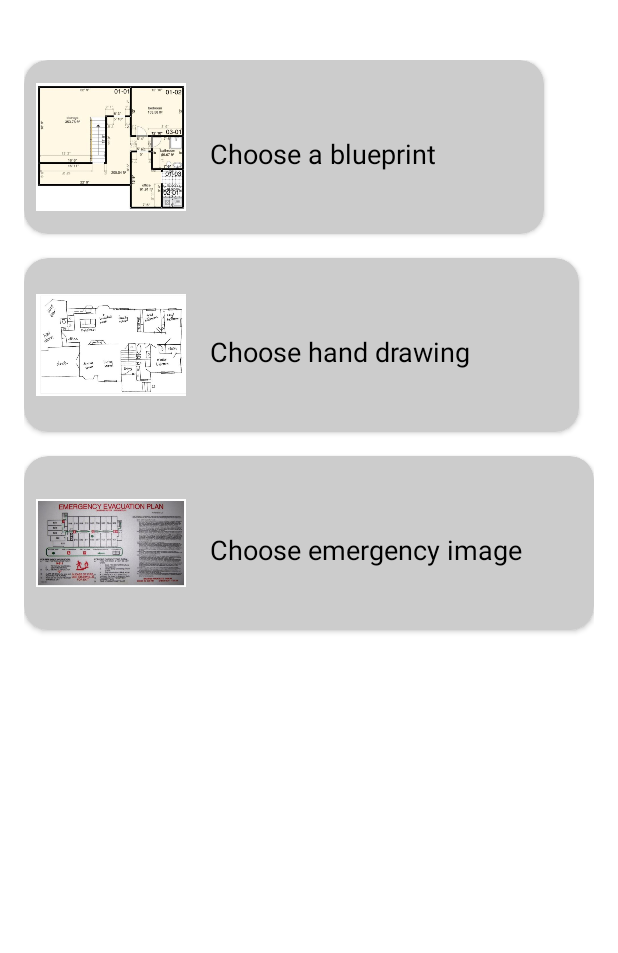
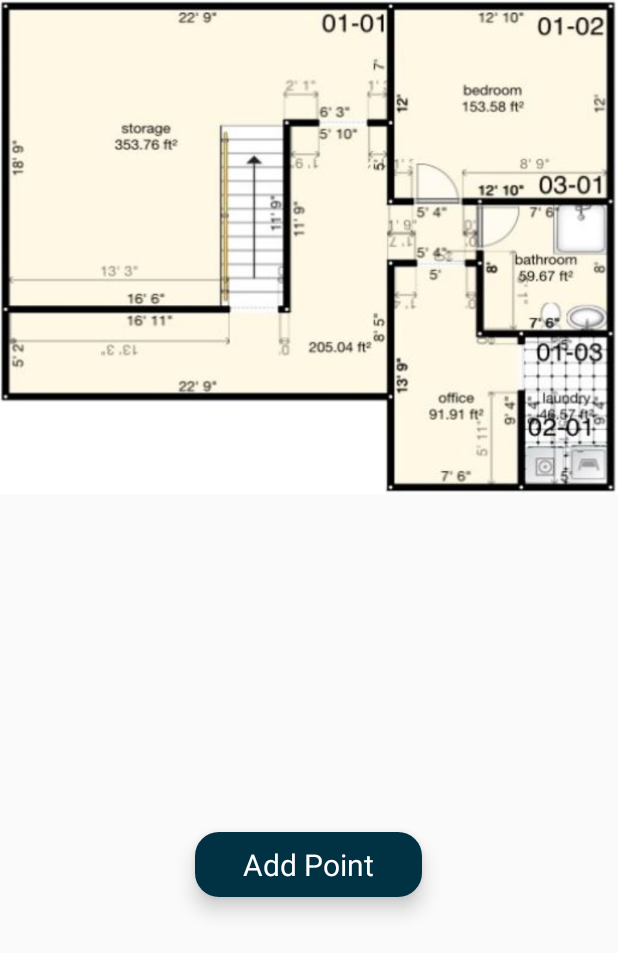
Before and after one commit to timmelcherson/AppDemo, an Android app: the ImagePickerActivity screen opened directly, with no data from a screen before it, after a tap on "Choose a blueprint", on a phone screen of 412 x 824 dp. Shown: the top 953 px of the screen. Run offline under Robolectric (Android 15) with nearby library versions, the phone set to English and light mode, and no system bars.

```diff
--- a/app/src/main/java/com/example/appdemo/AddOverlayActivity.java
+++ b/app/src/main/java/com/example/appdemo/AddOverlayActivity.java
@@ -1,14 +1,108 @@
 package com.example.appdemo;
 
 import androidx.appcompat.app.AppCompatActivity;
+import androidx.fragment.app.FragmentTransaction;
 
+import android.content.Context;
+import android.content.res.Configuration;
 import android.os.Bundle;
+import android.util.DisplayMetrics;
+import android.util.Log;
+import android.view.Display;
+import android.view.View;
+import android.view.ViewTreeObserver;
+import android.view.Window;
+import android.view.WindowManager;
+import android.widget.ImageView;
+import android.widget.TextView;
+import android.widget.Toast;
 
-public class AddOverlayActivity extends AppCompatActivity {
+import static com.example.appdemo.utils.Constants.ADD_OVERLAY_INTENT_KEY;
+import static com.example.appdemo.utils.Constants.OVERLAY_DIALOG_EXTRA_IMAGE_HEIGHT;
+import static com.example.appdemo.utils.Constants.OVERLAY_DIALOG_EXTRA_IMAGE_WIDTH;
+import static com.example.appdemo.utils.Constants.OVERLAY_DIALOG_TAG;
+
+public class AddOverlayActivity extends AppCompatActivity implements View.OnClickListener{
+
+    public static final String TAG = "TAG";
+
+    private int mDrawableId, mOverlayImageWidth, mOverlayImageHeight, mScreenOrientation;
+    private ImageView mOverlayImage;
+    private TextView mOverlayActionAddPoint;
+
 
     @Override
     protected void onCreate(Bundle savedInstanceState) {
         super.onCreate(savedInstanceState);
-        setContentView(R.layout.activity_add_overlay);
+
+        requestWindowFeature(Window.FEATURE_NO_TITLE);
+        this.getWindow().setFlags(WindowManager.LayoutParams.FLAG_FULLSCREEN, WindowManager.LayoutParams.FLAG_FULLSCREEN);
+
+        mScreenOrientation = getResources().getConfiguration().orientation;
+        if (mScreenOrientation == Configuration.ORIENTATION_PORTRAIT)
+            setContentView(R.layout.activity_add_overlay_portrait);
+
+        if (mScreenOrientation == Configuration.ORIENTATION_LANDSCAPE)
+            setContentView(R.layout.activity_add_overlay_landscape);
+
+        mOverlayImage = findViewById(R.id.overlay_image);
+        mOverlayActionAddPoint = findViewById(R.id.overlay_action_add_point);
+        mOverlayActionAddPoint.setOnClickListener(this);
+
+            getIncomingIntent();
+    }
+
+    private void getIncomingIntent() {
+
+        if (getIntent().hasExtra(ADD_OVERLAY_INTENT_KEY)) {
+            mDrawableId = getIntent().getIntExtra(ADD_OVERLAY_INTENT_KEY, 0);
+            mOverlayImage.setImageResource(mDrawableId);
+        }
+
+        detectScreenDimens();
+    }
+
+    @Override
+    public void onClick(View v) {
+
+        switch (v.getId()) {
+
+            case R.id.overlay_action_add_point:
+                OverlayDialog dialog = new OverlayDialog();
+                Bundle b = new Bundle();
+                b.putInt(OVERLAY_DIALOG_EXTRA_IMAGE_WIDTH, mOverlayImageWidth);
+                b.putInt(OVERLAY_DIALOG_EXTRA_IMAGE_HEIGHT, mOverlayImageHeight);
+                dialog.setArguments(b);
+                FragmentTransaction ft = getSupportFragmentManager().beginTransaction();
+                dialog.show(ft, OVERLAY_DIALOG_TAG);
+                break;
+        }
+    }
+
+
+    private void detectScreenDimens() {
+        WindowManager wm = (WindowManager)getSystemService(Context.WINDOW_SERVICE);
+        Display display = wm.getDefaultDisplay();
+        DisplayMetrics metrics = new DisplayMetrics();
+        display.getMetrics(metrics);
+        int width = metrics.widthPixels;
+        int height = metrics.heightPixels;
+
+        Log.d(TAG, "detectScreenDimens: width of screen: " + width);
+        Log.d(TAG, "detectScreenDimens: height of screen: " + height);
+
+        ViewTreeObserver viewTreeObserver = mOverlayImage.getViewTreeObserver();
+        if (viewTreeObserver.isAlive()) {
+            viewTreeObserver.addOnGlobalLayoutListener(new ViewTreeObserver.OnGlobalLayoutListener() {
+                @Override
+                public void onGlobalLayout() {
+                    mOverlayImage.getViewTreeObserver().removeOnGlobalLayoutListener(this);
+                    mOverlayImageWidth = mOverlayImage.getWidth();
+                    mOverlayImageHeight = mOverlayImage.getHeight();
+                    Log.d(TAG, "onGlobalLayout: viewWidth: " + mOverlayImageWidth);
+                    Log.d(TAG, "onGlobalLayout: viewHeight" + mOverlayImageHeight);
+                }
+            });
+        }
     }
 }
--- a/app/src/main/java/com/example/appdemo/ImagePickerActivity.java
+++ b/app/src/main/java/com/example/appdemo/ImagePickerActivity.java
@@ -12,6 +12,7 @@ import android.view.ViewTreeObserver;
 import android.widget.Toast;
 
 import com.example.appdemo.animationutils.CustomAnimations;
+import com.example.appdemo.utils.Constants;
 
 import java.util.ArrayList;
 import java.util.List;
@@ -41,8 +42,8 @@ public class ImagePickerActivity extends AppCompatActivity implements ImagePicke
         mCustomAnimations = new CustomAnimations();
 
         mItemList.add(new ImageItem(R.drawable.blueprint_1, getString(R.string.image_item_blueprint_title)));
-        mItemList.add(new ImageItem(R.drawable.handdrawn_1, getString(R.string.image_item_hand_drawn_title)));
-        mItemList.add(new ImageItem(R.drawable.emergency_1, getString(R.string.image_item_emergency_title)));
+        mItemList.add(new ImageItem(R.drawable.hand_draw_1, getString(R.string.image_item_hand_drawn_title)));
+        mItemList.add(new ImageItem(R.drawable.emergency, getString(R.string.image_item_emergency_title)));
         Log.d(TAG, "onCreate: list is this size: " + mItemList.size());
 
         if (savedInstanceState == null) {
@@ -85,13 +86,23 @@ public class ImagePickerActivity extends AppCompatActivity implements ImagePicke
     @Override
     public void onItemClick(int position) {
 
-        Toast.makeText(this, "Clicked card of: " + mItemList.get(position), Toast.LENGTH_SHORT).show();
+        Intent intent = new Intent(this, AddOverlayActivity.class);
+        intent.putExtra(Constants.ADD_OVERLAY_INTENT_KEY, mItemList.get(position).getImageResource());
+        Log.d(TAG, "sending int: " + mItemList.get(position).getImageResource());
+        startActivity(intent);
 
-        // TODO: Start intent with intended image type and start creating the overlay thing
-
-        switch (position) {
-
-        }
+//        switch (position) {
+//
+//            case 0:
+//                intent.putExtra(Constants.ADD_OVERLAY_INTENT_BLUEPRINT, mItemList.get(position).getImageResource());
+//                break;
+//            case 1:
+//                intent.putExtra(Constants.ADD_OVERLAY_INTENT_HAND_DRAWING, mItemList.get(position).getImageResource());
+//                break;
+//            case 2:
+//                intent.putExtra(Constants.ADD_OVERLAY_INTENT_EMERGENCY, mItemList.get(position).getImageResource());
+//                break;
+//        }
     }
 
 }
--- /dev/null
+++ b/app/src/main/res/drawable/action_button_bg.xml
@@ -0,0 +1,9 @@
+<?xml version="1.0" encoding="utf-8"?>
+<selector xmlns:android="http://schemas.android.com/apk/res/android">
+    <item>
+        <shape android:shape="rectangle">
+            <solid android:color="#013243" />
+            <corners android:radius="16dp" />
+        </shape>
+    </item>
+</selector>
--- /dev/null
+++ b/app/src/main/res/layout/activity_add_overlay_portrait.xml
@@ -0,0 +1,56 @@
+<?xml version="1.0" encoding="utf-8"?>
+<androidx.constraintlayout.widget.ConstraintLayout xmlns:android="http://schemas.android.com/apk/res/android"
+    xmlns:app="http://schemas.android.com/apk/res-auto"
+    xmlns:tools="http://schemas.android.com/tools"
+    android:layout_width="match_parent"
+    android:layout_height="match_parent"
+    tools:context=".AddOverlayActivity">
+
+    <FrameLayout
+        android:layout_width="match_parent"
+        android:layout_height="0dp"
+        app:layout_constraintBottom_toTopOf="@+id/overlay_bottom_guide"
+        app:layout_constraintStart_toStartOf="parent"
+        app:layout_constraintEnd_toEndOf="parent"
+        app:layout_constraintTop_toTopOf="parent">
+
+        <ImageView
+            android:id="@+id/overlay_image"
+            android:layout_width="match_parent"
+            android:layout_height="match_parent"
+            android:scaleType="fitXY" />
+
+    </FrameLayout>
+
+    <androidx.constraintlayout.widget.Guideline
+        android:id="@+id/overlay_bottom_guide"
+        android:layout_width="wrap_content"
+        android:layout_height="wrap_content"
+        android:orientation="horizontal"
+        app:layout_constraintGuide_percent="0.4"/>
+
+    <LinearLayout
+        android:layout_width="match_parent"
+        android:layout_height="0dp"
+        android:orientation="vertical"
+        app:layout_constraintTop_toBottomOf="@+id/overlay_bottom_guide"
+        app:layout_constraintBottom_toBottomOf="parent"
+        android:gravity="center">
+
+        <TextView
+            android:id="@+id/overlay_action_add_point"
+            android:layout_width="wrap_content"
+            android:layout_height="wrap_content"
+            android:text="Add Point"
+            android:background="@drawable/action_button_bg"
+            android:paddingTop="8dp"
+            android:paddingBottom="8dp"
+            android:paddingStart="32dp"
+            android:paddingEnd="32dp"
+            android:textSize="20sp"
+            android:elevation="8dp"
+            android:textColor="#FFF"/>
+
+    </LinearLayout>
+
+</androidx.constraintlayout.widget.ConstraintLayout>
--- a/app/src/main/res/layout/image_item_card.xml
+++ b/app/src/main/res/layout/image_item_card.xml
@@ -2,18 +2,20 @@
 <androidx.cardview.widget.CardView xmlns:android="http://schemas.android.com/apk/res/android"
     xmlns:app="http://schemas.android.com/apk/res-auto"
     android:id="@+id/image_item_card"
-    android:layout_width="wrap_content"
+    android:layout_width="match_parent"
     android:layout_height="wrap_content"
-    android:elevation="16dp"
+    android:elevation="0dp"
+    app:cardElevation="0dp"
     android:layout_marginBottom="16dp"
-    app:cardCornerRadius="16dp"
-    android:backgroundTint="#CCC">
+    app:cardCornerRadius="16dp">
 
 
     <androidx.constraintlayout.widget.ConstraintLayout
-        android:layout_width="wrap_content"
+        android:layout_width="match_parent"
         android:layout_height="wrap_content"
-        android:padding="8dp">
+        android:padding="8dp"
+        android:layout_marginEnd="64dp"
+        android:background="@drawable/card_bg">
 
         <ImageView
             android:id="@+id/image_item_src"
--- a/app/src/main/res/values/styles.xml
+++ b/app/src/main/res/values/styles.xml
@@ -17,4 +17,10 @@
 
     </style>
 
+    <style name="OverlayDialogStyle" parent="Theme.MaterialComponents.Dialog">
+        <item name="android:windowNoTitle">true</item>
+        <item name="android:windowFullscreen">true</item>
+        <item name="android:windowIsFloating">true</item>
+        <item name="android:windowBackground">@drawable/overlay_dialog_bg</item>
+    </style>
 </resources>
```
Also changed, not shown: app/src/main/java/com/example/appdemo/OverlayDialog.java (added, +93 -0 lines), app/src/main/java/com/example/appdemo/utils/Constants.java (+10 -0 lines), app/src/main/res/drawable/card_bg.xml (added, +11 -0 lines), app/src/main/res/drawable/overlay_dialog_bg.xml (added, +9 -0 lines), app/src/main/res/layout/activity_add_overlay.xml (deleted, +0 -9 lines), app/src/main/res/layout/activity_add_overlay_landscape.xml (added, +70 -0 lines), app/src/main/res/layout/overlay_dialog_layout_landscape.xml (added, +33 -0 lines), app/src/main/res/layout/overlay_dialog_layout_portrait.xml (added, +33 -0 lines), app/src/main/res/drawable-v24/blueprint_1.JPG, app/src/main/res/drawable-v24/emergency.JPG (added), app/src/main/res/drawable-v24/emergency_1.JPG (deleted), app/src/main/res/drawable-v24/hand_draw_1.JPG (added), app/src/main/res/drawable-v24/handdrawn_1.JPG (deleted).
